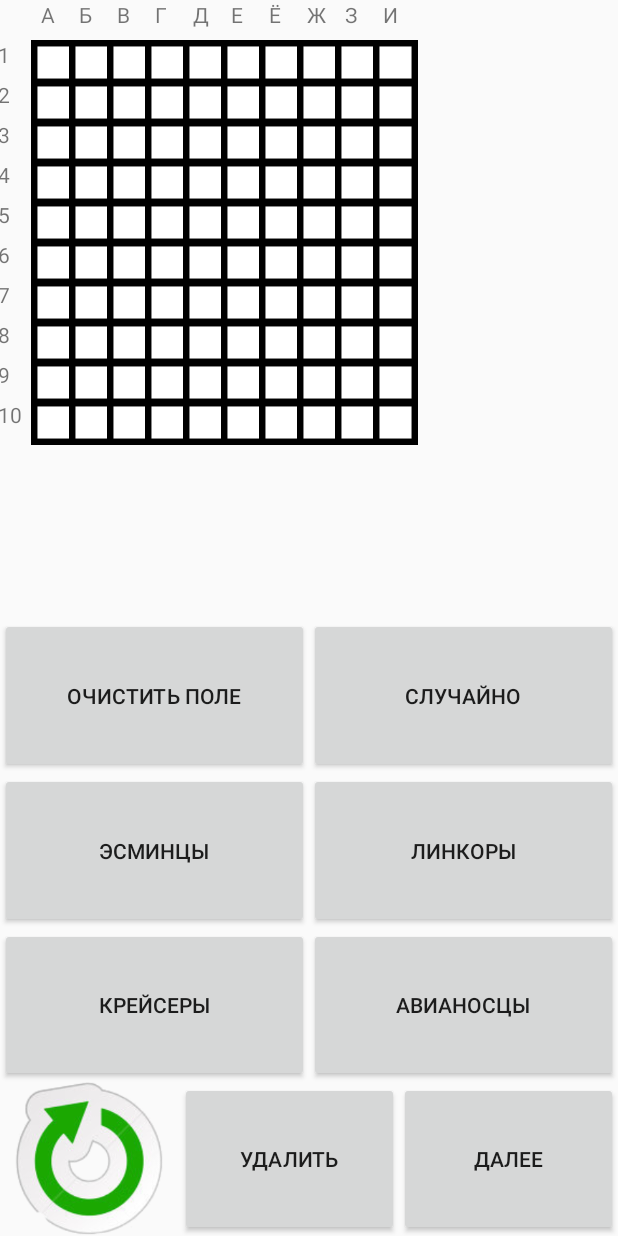
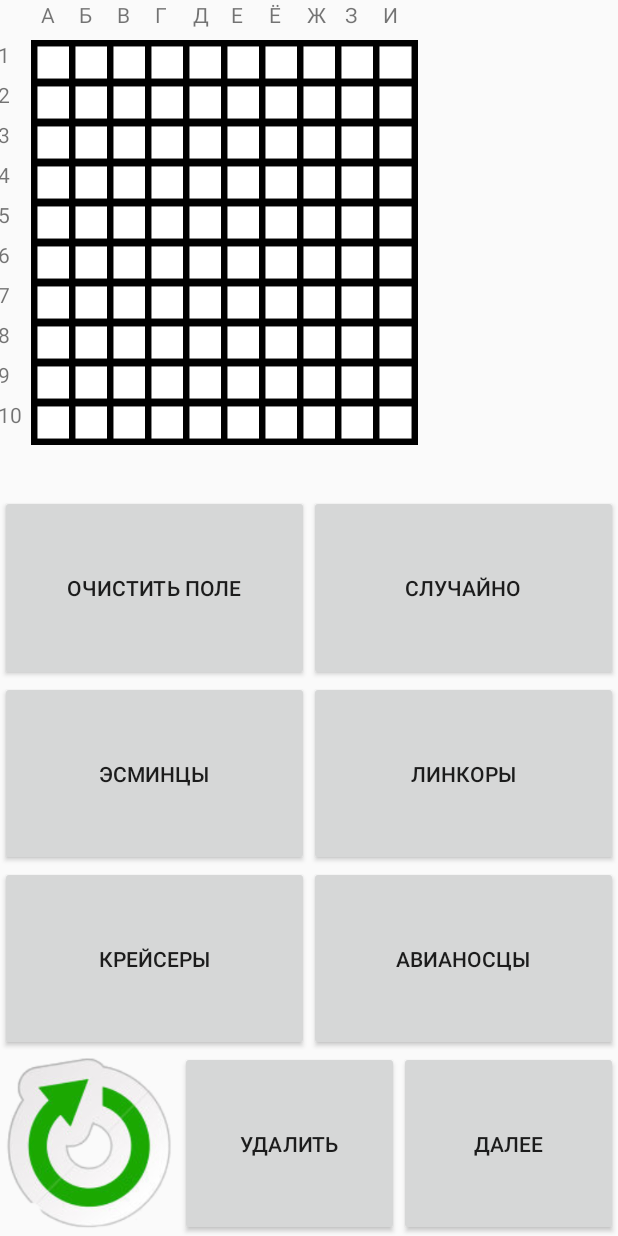
Before and after one commit to Kamys/SeaFight2, an Android app: the PlanningActivity screen opened directly, with no data from a screen before it, on a phone screen of 412 x 824 dp. Run offline under Robolectric (Android 15) with nearby library versions, the phone set to English and light mode, and no system bars.

Commit message:
Small refactoring

```diff
--- a/app/src/main/java/hnkntoc/com/seafight2/Activity/MainActivity.java
+++ b/app/src/main/java/hnkntoc/com/seafight2/Activity/MainActivity.java
@@ -7,6 +7,9 @@ import android.view.View;
 
 import hnkntoc.com.seafight2.R;
 
+/**
+ *  Главный активити.
+ */
 
 public class MainActivity extends AppCompatActivity {
 
--- a/app/src/main/java/hnkntoc/com/seafight2/Activity/fragment/ImageAdapter.java
+++ b/app/src/main/java/hnkntoc/com/seafight2/Activity/fragment/ImageAdapter.java
@@ -10,7 +10,7 @@ import android.widget.ImageView;
 import hnkntoc.com.seafight2.R;
 
 /**
- * Created by HNKNTOC on 23.11.2015.
+ * Test
  */
 public class ImageAdapter extends BaseAdapter {
     private Context mContext;
--- a/app/src/main/java/hnkntoc/com/seafight2/Activity/fragment/PlayingFieldFragment.java
+++ b/app/src/main/java/hnkntoc/com/seafight2/Activity/fragment/PlayingFieldFragment.java
@@ -1,16 +1,12 @@
 package hnkntoc.com.seafight2.Activity.fragment;
 
 import android.app.Fragment;
-import android.content.res.Resources;
 import android.os.Bundle;
 import android.support.annotation.Nullable;
 import android.util.Log;
 import android.view.LayoutInflater;
-import android.view.MotionEvent;
 import android.view.View;
 import android.view.ViewGroup;
-import android.widget.ArrayAdapter;
-import android.widget.GridView;
 import android.widget.TableLayout;
 import android.widget.TableRow;
 import android.widget.TextView;
@@ -19,7 +15,7 @@ import java.util.ArrayList;
 
 import hnkntoc.com.seafight2.Game.Calculate.ShipDraw;
 import hnkntoc.com.seafight2.Game.Field.Cell;
-import hnkntoc.com.seafight2.Game.Ship;
+import hnkntoc.com.seafight2.Game.Object.Ship;
 import hnkntoc.com.seafight2.R;
 
 /**
--- a/app/src/main/java/hnkntoc/com/seafight2/Game/Calculate/CalculateCoorShip.java
+++ b/app/src/main/java/hnkntoc/com/seafight2/Game/Calculate/CalculateCoorShip.java
@@ -2,7 +2,7 @@ package hnkntoc.com.seafight2.Game.Calculate;
 
 
 import hnkntoc.com.seafight2.Game.Field.Cell;
-import hnkntoc.com.seafight2.Game.Ship;
+import hnkntoc.com.seafight2.Game.Object.Ship;
 
 /**
  * Главный класс в котором производится вычисления клеток на которых находятся кораблик.
--- a/app/src/main/java/hnkntoc/com/seafight2/Game/Calculate/ShipCheck.java
+++ b/app/src/main/java/hnkntoc/com/seafight2/Game/Calculate/ShipCheck.java
@@ -2,7 +2,7 @@ package hnkntoc.com.seafight2.Game.Calculate;
 
 
 import hnkntoc.com.seafight2.Game.Field.Cell;
-import hnkntoc.com.seafight2.Game.Ship;
+import hnkntoc.com.seafight2.Game.Object.Ship;
 
 /**
  *Проверка Cells на содержани в них других GameObject.
--- a/app/src/main/java/hnkntoc/com/seafight2/Game/Calculate/ShipDelet.java
+++ b/app/src/main/java/hnkntoc/com/seafight2/Game/Calculate/ShipDelet.java
@@ -2,7 +2,7 @@ package hnkntoc.com.seafight2.Game.Calculate;
 
 
 import hnkntoc.com.seafight2.Game.Field.Cell;
-import hnkntoc.com.seafight2.Game.Ship;
+import hnkntoc.com.seafight2.Game.Object.Ship;
 
 /**
  * Created by HNKNTOC on 14.11.2015.
--- a/app/src/main/java/hnkntoc/com/seafight2/Game/Calculate/ShipDraw.java
+++ b/app/src/main/java/hnkntoc/com/seafight2/Game/Calculate/ShipDraw.java
@@ -3,8 +3,8 @@ package hnkntoc.com.seafight2.Game.Calculate;
 import android.util.Log;
 
 import hnkntoc.com.seafight2.Game.Field.Cell;
-import hnkntoc.com.seafight2.Game.Indent;
-import hnkntoc.com.seafight2.Game.Ship;
+import hnkntoc.com.seafight2.Game.Object.Indent;
+import hnkntoc.com.seafight2.Game.Object.Ship;
 
 /**
  * Created by HNKNTOC on 11.11.2015.
--- a/app/src/main/java/hnkntoc/com/seafight2/Game/Field/Cell.java
+++ b/app/src/main/java/hnkntoc/com/seafight2/Game/Field/Cell.java
@@ -3,7 +3,7 @@ package hnkntoc.com.seafight2.Game.Field;
 import android.content.Context;
 import android.widget.ImageView;
 
-import hnkntoc.com.seafight2.Game.GameObject;
+import hnkntoc.com.seafight2.Game.Object.GameObject;
 import hnkntoc.com.seafight2.R;
 
 
--- a/app/src/main/java/hnkntoc/com/seafight2/Game/Field/PlayingField.java
+++ b/app/src/main/java/hnkntoc/com/seafight2/Game/Field/PlayingField.java
@@ -2,7 +2,7 @@ package hnkntoc.com.seafight2.Game.Field;
 
 
 import hnkntoc.com.seafight2.Game.Clikc.HandlerCellClick;
-import hnkntoc.com.seafight2.Game.GameObject;
+import hnkntoc.com.seafight2.Game.Object.GameObject;
 
 /**
  * Created by HNKNTOC on 19.11.2015.
--- a/app/src/main/java/hnkntoc/com/seafight2/Game/GameObject.java
+++ b/app/src/main/java/hnkntoc/com/seafight2/Game/Object/GameObject.java
@@ -1,4 +1,4 @@
-package hnkntoc.com.seafight2.Game;
+package hnkntoc.com.seafight2.Game.Object;
 
 
 import android.util.Log;
--- a/app/src/main/java/hnkntoc/com/seafight2/Game/GenerationShip.java
+++ b/app/src/main/java/hnkntoc/com/seafight2/Game/Object/GenerationShip.java
@@ -1,4 +1,4 @@
-package hnkntoc.com.seafight2.Game;
+package hnkntoc.com.seafight2.Game.Object;
 
 import android.util.Log;
 
--- a/app/src/main/java/hnkntoc/com/seafight2/Game/Indent.java
+++ b/app/src/main/java/hnkntoc/com/seafight2/Game/Object/Indent.java
@@ -1,6 +1,7 @@
-package hnkntoc.com.seafight2.Game;
+package hnkntoc.com.seafight2.Game.Object;
 
 import hnkntoc.com.seafight2.Game.Field.Cell;
+import hnkntoc.com.seafight2.Game.Object.GameObject;
 import hnkntoc.com.seafight2.R;
 
 /**
--- a/app/src/main/java/hnkntoc/com/seafight2/Game/Ship.java
+++ b/app/src/main/java/hnkntoc/com/seafight2/Game/Object/Ship.java
@@ -1,17 +1,18 @@
-package hnkntoc.com.seafight2.Game;
+package hnkntoc.com.seafight2.Game.Object;
 
 
 import hnkntoc.com.seafight2.Game.Calculate.CalculateCoorShip;
 import hnkntoc.com.seafight2.Game.Calculate.ShipDelet;
 import hnkntoc.com.seafight2.Game.Calculate.ShipDraw;
 import hnkntoc.com.seafight2.Game.Field.Cell;
+import hnkntoc.com.seafight2.Game.Object.GameObject;
 import hnkntoc.com.seafight2.R;
 
 
 /**
  * Created by HNKNTOC on 10.11.2015.
  */
-public class Ship extends GameObject{
+public class Ship extends GameObject {
 
     private int size;
     private boolean state; //true- vertical , false - horizontal;
--- a/app/src/main/res/layout/activity_planning.xml
+++ b/app/src/main/res/layout/activity_planning.xml
@@ -8,9 +8,8 @@
         android:name="hnkntoc.com.seafight2.Activity.fragment.PlayingFieldFragment"
         android:id="@+id/fieldFragment"
         android:layout_width="wrap_content"
-        android:layout_height="match_parent"
-        tools:layout="@layout/fragment_field2"
-        android:layout_weight="1"/>
+        android:layout_height="330dp"
+        tools:layout="@layout/fragment_field2"/>
 
     <LinearLayout
         android:orientation="vertical"
```
Also changed, not shown: app/src/main/java/hnkntoc/com/seafight2/Activity/BattlefieldActivity.java (+4 -6 lines), app/src/main/java/hnkntoc/com/seafight2/Activity/PlanningActivity.java (+6 -3 lines).
